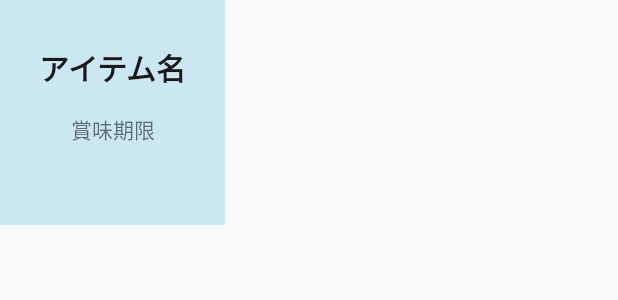
After one commit to minami1389/FridgeKun, an Android app: the layout grid_item_fridge.xml on its own in the app's theme, with its tools: preview values and no code run, on a phone screen of 412 x 824 dp. The commit adds this screen. Shown: the top 300 px of the screen. Run offline under Robolectric (Android 15) with nearby library versions, the phone set to English and light mode, and no system bars.

Commit message:
show item

```diff
--- a/app/build.gradle
+++ b/app/build.gradle
@@ -2,7 +2,7 @@ apply plugin: 'com.android.application'
 apply plugin: 'kotlin-android'
 
 android {
-    compileSdkVersion 25
+    compileSdkVersion 26
     buildToolsVersion "25.0.2"
     defaultConfig {
         applicationId "com.example.minami1389.fridgekun"
--- /dev/null
+++ b/app/src/main/res/layout/grid_item_fridge.xml
@@ -0,0 +1,32 @@
+<?xml version="1.0" encoding="utf-8"?>
+<android.support.constraint.ConstraintLayout xmlns:android="http://schemas.android.com/apk/res/android"
+    xmlns:app="http://schemas.android.com/apk/res-auto"
+    android:layout_width="150dp"
+    android:layout_height="150dp"
+    android:background="#CAE7F2">
+
+    <TextView
+        android:id="@+id/itemNameTextView"
+        android:layout_width="wrap_content"
+        android:layout_height="wrap_content"
+        android:layout_marginTop="30dp"
+        android:text="アイテム名"
+        android:textColor="#1D191B"
+        android:textSize="20dp"
+        android:textStyle="bold"
+        app:layout_constraintEnd_toEndOf="parent"
+        app:layout_constraintStart_toStartOf="parent"
+        app:layout_constraintTop_toTopOf="parent" />
+
+
+    <TextView
+        android:id="@+id/itemExpireTextView"
+        android:layout_width="wrap_content"
+        android:layout_height="wrap_content"
+        android:layout_marginTop="15dp"
+        android:text="賞味期限"
+        app:layout_constraintEnd_toEndOf="parent"
+        app:layout_constraintStart_toStartOf="parent"
+        app:layout_constraintTop_toBottomOf="@+id/itemNameTextView" />
+
+</android.support.constraint.ConstraintLayout>
```
Also changed, not shown: app/src/main/java/com/example/minami1389/fridgekun/Activity/CreateFridgeActivity.kt (+5 -5 lines), app/src/main/java/com/example/minami1389/fridgekun/Activity/FridgeActivity.kt (+107 -9 lines), app/src/main/java/com/example/minami1389/fridgekun/Activity/SelectFridgeActivity.kt (+14 -14 lines), app/src/main/java/com/example/minami1389/fridgekun/Activity/WelcomeActivity.kt (+12 -8 lines), app/src/main/java/com/example/minami1389/fridgekun/Fragment/AddItemFragment.kt (+11 -12 lines), app/src/main/java/com/example/minami1389/fridgekun/Model/Item.kt (+14 -38 lines), app/src/main/res/layout/activity_fridge.xml (+16 -2 lines).
